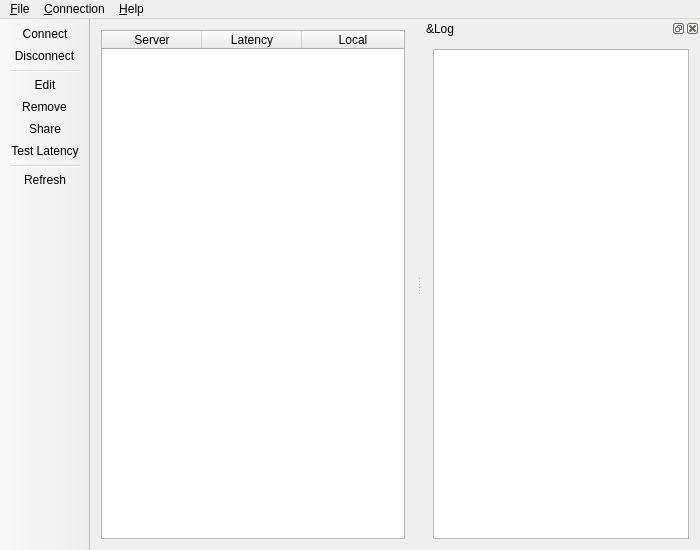
This is src/ui/MainWindow.ui in df543/shadowsocks-face as Qt 5 draws it before an edit. The edited form follows.
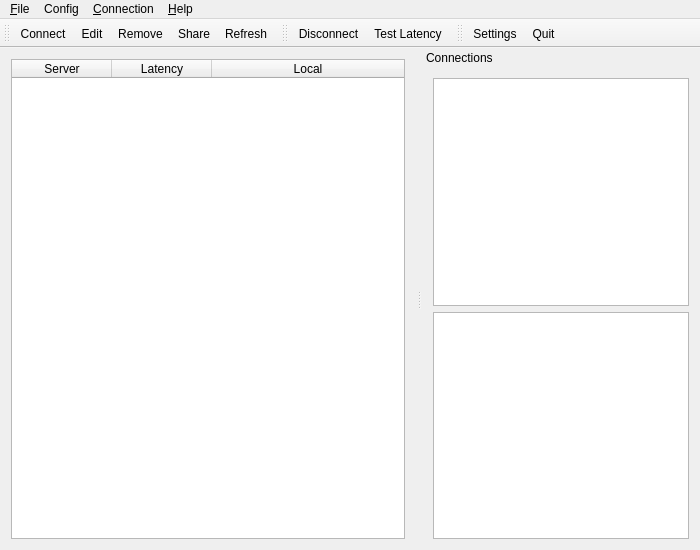
This is the edited form. Icons and pictures are not drawn.

Commit message: replace processmanager with connection entity/model

```diff
--- a/src/ui/MainWindow.ui
+++ b/src/ui/MainWindow.ui
@@ -64,7 +64,7 @@
      <x>0</x>
      <y>0</y>
      <width>700</width>
-     <height>25</height>
+     <height>32</height>
     </rect>
    </property>
    <widget class="QMenu" name="menuFile">
@@ -80,6 +80,20 @@
     <property name="title">
      <string>&amp;Connection</string>
     </property>
+    <addaction name="actionDisconnect"/>
+    <addaction name="actionTestLatency"/>
+   </widget>
+   <widget class="QMenu" name="menuHelp">
+    <property name="title">
+     <string>&amp;Help</string>
+    </property>
+    <addaction name="actionAbout"/>
+    <addaction name="actionAboutQt"/>
+   </widget>
+   <widget class="QMenu" name="menuConfig">
+    <property name="title">
+     <string>Config</string>
+    </property>
     <widget class="QMenu" name="menuAdd">
      <property name="title">
       <string>&amp;Add</string>
@@ -102,51 +116,102 @@
     <addaction name="separator"/>
     <addaction name="actionRefresh"/>
    </widget>
-   <widget class="QMenu" name="menuHelp">
-    <property name="title">
-     <string>&amp;Help</string>
-    </property>
-    <addaction name="actionAbout"/>
-    <addaction name="actionAboutQt"/>
-   </widget>
    <addaction name="menuFile"/>
+   <addaction name="menuConfig"/>
    <addaction name="menuConnection"/>
    <addaction name="menuHelp"/>
   </widget>
-  <widget class="QToolBar" name="mainToolBar">
-   <property name="movable">
-    <bool>false</bool>
+  <widget class="QDockWidget" name="dockWidgetConnections">
+   <property name="features">
+    <set>QDockWidget::DockWidgetMovable</set>
+   </property>
+   <property name="windowTitle">
+    <string>Connections</string>
+   </property>
+   <attribute name="dockWidgetArea">
+    <number>2</number>
+   </attribute>
+   <widget class="QWidget" name="dockWidgetContents">
+    <layout class="QVBoxLayout" name="verticalLayout_3">
+     <item>
+      <widget class="QTableView" name="tableViewConnections">
+       <property name="contextMenuPolicy">
+        <enum>Qt::ActionsContextMenu</enum>
+       </property>
+       <property name="editTriggers">
+        <set>QAbstractItemView::NoEditTriggers</set>
+       </property>
+       <property name="alternatingRowColors">
+        <bool>true</bool>
+       </property>
+       <property name="selectionMode">
+        <enum>QAbstractItemView::SingleSelection</enum>
+       </property>
+       <property name="selectionBehavior">
+        <enum>QAbstractItemView::SelectRows</enum>
+       </property>
+       <property name="wordWrap">
+        <bool>false</bool>
+       </property>
+       <attribute name="horizontalHeaderStretchLastSection">
+        <bool>true</bool>
+       </attribute>
+       <attribute name="verticalHeaderVisible">
+        <bool>false</bool>
+       </attribute>
+      </widget>
+     </item>
+     <item>
+      <widget class="QTextBrowser" name="textBrowserLog">
+       <property name="lineWrapMode">
+        <enum>QTextEdit::NoWrap</enum>
+       </property>
+      </widget>
+     </item>
+    </layout>
+   </widget>
+  </widget>
+  <widget class="QToolBar" name="toolBarConfig">
+   <property name="windowTitle">
+    <string>toolBar</string>
    </property>
    <attribute name="toolBarArea">
-    <enum>LeftToolBarArea</enum>
+    <enum>TopToolBarArea</enum>
    </attribute>
    <attribute name="toolBarBreak">
     <bool>false</bool>
    </attribute>
    <addaction name="actionConnect"/>
-   <addaction name="actionDisconnect"/>
-   <addaction name="separator"/>
    <addaction name="actionEdit"/>
    <addaction name="actionRemove"/>
    <addaction name="actionShare"/>
-   <addaction name="actionTestLatency"/>
-   <addaction name="separator"/>
    <addaction name="actionRefresh"/>
   </widget>
-  <widget class="QDockWidget" name="logDock">
+  <widget class="QToolBar" name="toolBarConnection">
    <property name="windowTitle">
-    <string>&amp;Log</string>
+    <string>toolBar_2</string>
    </property>
-   <attribute name="dockWidgetArea">
-    <number>2</number>
+   <attribute name="toolBarArea">
+    <enum>TopToolBarArea</enum>
    </attribute>
-   <widget class="QWidget" name="dockWidgetContents">
-    <layout class="QVBoxLayout" name="verticalLayout">
-     <item>
-      <widget class="QTextBrowser" name="logArea"/>
-     </item>
-    </layout>
-   </widget>
+   <attribute name="toolBarBreak">
+    <bool>false</bool>
+   </attribute>
+   <addaction name="actionDisconnect"/>
+   <addaction name="actionTestLatency"/>
+  </widget>
+  <widget class="QToolBar" name="toolBarFile">
+   <property name="windowTitle">
+    <string>toolBar_3</string>
+   </property>
+   <attribute name="toolBarArea">
+    <enum>TopToolBarArea</enum>
+   </attribute>
+   <attribute name="toolBarBreak">
+    <bool>false</bool>
+   </attribute>
+   <addaction name="actionSettings"/>
+   <addaction name="actionQuit"/>
   </widget>
   <action name="actionConnect">
    <property name="icon">
@@ -329,6 +394,11 @@
     <string>Test Latency</string>
    </property>
   </action>
+  <action name="actionSettings">
+   <property name="text">
+    <string>Settings</string>
+   </property>
+  </action>
  </widget>
  <layoutdefault spacing="6" margin="11"/>
  <resources>
```
Left out of the diff: 14 changed lines with no effect on the pictures. The commit also changes 9 other files.
